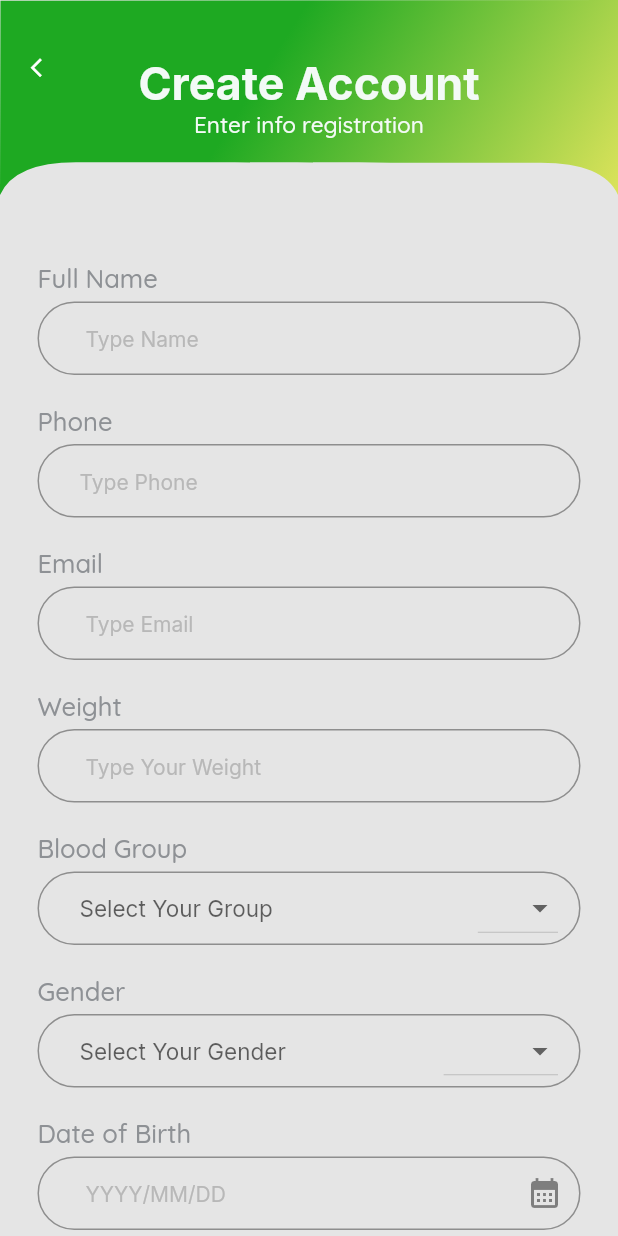
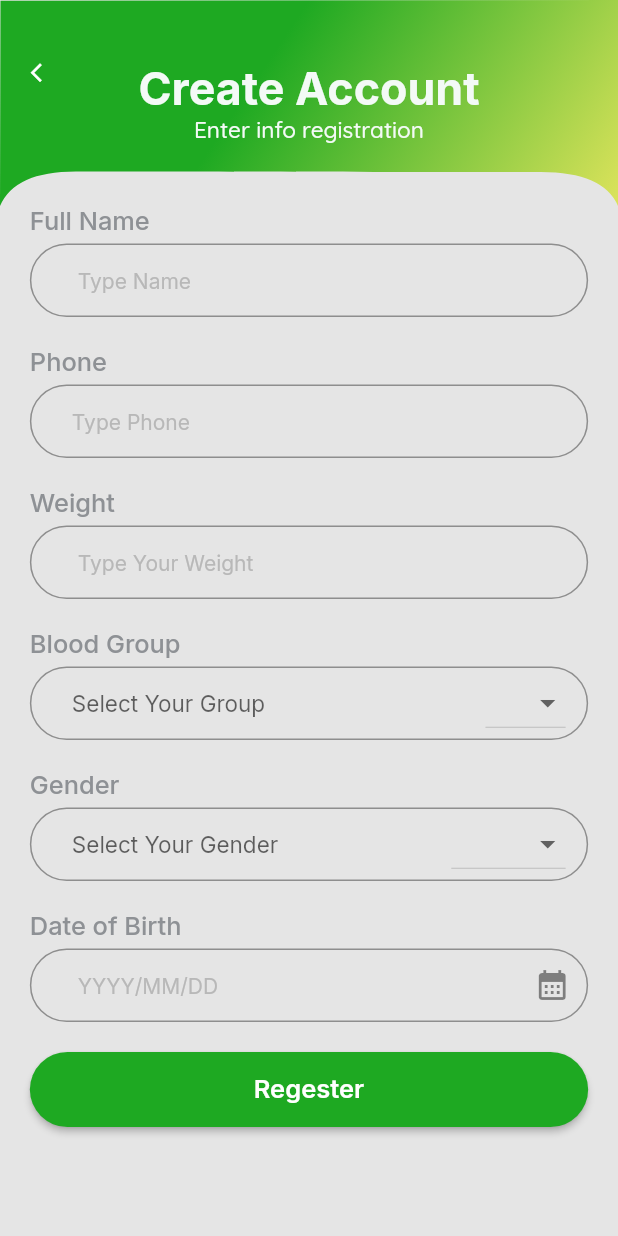
Before and after one commit to zubairbhuian/hospital, a Flutter app: the screen it shows after launch, on a phone screen of 412 x 824 dp. Run offline on Flutter 3.47's test engine with Material 2 defaults, Android fonts, the phone set to English and light mode, and no system bars; our stand-ins replace card_swiper, curved_navigation_bar, flutter_screenutil, font_awesome_flutter, get, google_fonts and 3 more; statements that could not run were skipped.

Commit message:
re-regestation

```diff
--- a/lib/common/routes/app_routes.dart
+++ b/lib/common/routes/app_routes.dart
@@ -5,6 +5,7 @@ class AppRoutes {
   static const SIGN_IN = "/sign_in";
   static const FORGET_PASS= "/forget_pass";
   static const REGESTATION= "/regestation";
+  static const RE_REGESTATION= "/re_regestation";
   static const NOT_FOUND = "/not_Found";
 
   static const Application = "/application";
--- a/lib/common/routes/pages.dart
+++ b/lib/common/routes/pages.dart
@@ -6,6 +6,7 @@ import 'package:hospital/pages/regestration/index.dart';
 import '../../pages/application/index.dart';
 import '../../pages/intro/index.dart';
 import '../../pages/login/index.dart';
+import '../../pages/re_regestation/index.dart';
 import 'app_routes.dart';
 
 class AppPages {
@@ -30,6 +31,10 @@ class AppPages {
         name:AppRoutes.REGESTATION,
         page: () => const RegestrationScreen(),
         binding: RegestrationBinding()),
+    GetPage(
+        name:AppRoutes.RE_REGESTATION,
+        page: () => const ReRegestrationScreen(),
+        binding: ReRegestrationBinding()),
      GetPage(
         name:AppRoutes.FORGET_PASS,
         page: () => const ForgotPasswordScreen(),
--- a/lib/main.dart
+++ b/lib/main.dart
@@ -20,7 +20,7 @@ class MyApp extends StatelessWidget {
         minTextAdapt: true,
         splitScreenMode: true,
         builder: ((context, child) => GetMaterialApp(
-              initialRoute: AppRoutes.REGESTATION,
+              initialRoute: AppRoutes.RE_REGESTATION,
               getPages: AppPages.routes,
               debugShowCheckedModeBanner: false,
               theme: ThemeData(
--- a/lib/pages/intro/view.dart
+++ b/lib/pages/intro/view.dart
@@ -2,8 +2,8 @@ import 'package:flutter/material.dart';
 import 'package:flutter_screenutil/flutter_screenutil.dart';
 import 'package:get/get.dart';
 import 'package:google_fonts/google_fonts.dart';
+import 'package:hospital/common/routes/app_routes.dart';
 import 'package:hospital/common/utils/app_color.dart';
-import 'package:hospital/pages/login/index.dart';
 import 'package:introduction_screen/introduction_screen.dart';
 
 import 'index.dart';
@@ -23,9 +23,8 @@ class IntroScreen extends GetWidget<IntroController> {
               done: const Text("Next"),
               back: const Text("Previous"),
               onDone: () {
-                Get.off(const LoginScreen());
+                Get.offAllNamed(AppRoutes.Application);
               },
-              onSkip: () {},
               showBackButton: true,
               showNextButton: true,
               showDoneButton: true,
--- /dev/null
+++ b/lib/pages/re_regestation/binding.dart
@@ -0,0 +1,10 @@
+import 'package:get/get.dart';
+import 'controller.dart';
+
+
+class ReRegestrationBinding implements Bindings {
+  @override
+  void dependencies() {
+    Get.lazyPut(() => ReRegestrationController());
+  }
+}
--- /dev/null
+++ b/lib/pages/re_regestation/controller.dart
@@ -0,0 +1,30 @@
+import 'package:flutter/material.dart';
+import 'package:get/get.dart';
+
+class ReRegestrationController extends GetxController {
+  bool obscureText = true;
+  // DropDown Button
+  List<String> gender = ["Male", "Female", "Other"];
+  List<String> blooodGroup = ["A+", "A-", "B+", "B-", "AB+", "AB-", "O+", "O-"];
+
+  final GlobalKey<FormState> formKey = GlobalKey<FormState>();
+  final nameControter = TextEditingController();
+  final phoneControter = TextEditingController();
+  final dateOfBirthControter = TextEditingController();
+  final weightControter = TextEditingController();
+  final bloodGroupControter = TextEditingController();
+  final genderControter = TextEditingController();
+
+
+
+  @override
+  void onClose() {
+    nameControter.dispose();
+    phoneControter.dispose();
+    dateOfBirthControter.dispose();
+    weightControter.dispose();
+    bloodGroupControter.dispose();
+    genderControter.dispose();
+    super.onClose();
+  }
+}
--- /dev/null
+++ b/lib/pages/re_regestation/index.dart
@@ -0,0 +1,5 @@
+library re_regestation;
+
+export './controller.dart';
+export './binding.dart';
+export './view.dart';
--- /dev/null
+++ b/lib/pages/re_regestation/view.dart
@@ -0,0 +1,366 @@
+import 'package:flutter/material.dart';
+import 'package:flutter_screenutil/flutter_screenutil.dart';
+import 'package:get/get.dart';
+import 'package:google_fonts/google_fonts.dart';
+import 'package:hospital/common/widgets/custom_text.dart';
+
+import 'package:intl/intl.dart';
+
+import '../../common/utils/app_color.dart';
+import '../../common/widgets/custom_appbar_shape.dart';
+import '../../common/widgets/custom_btn.dart';
+import '../login/view.dart';
+import 'controller.dart';
+
+class ReRegestrationScreen extends GetWidget<ReRegestrationController> {
+  const ReRegestrationScreen({super.key});
+
+  @override
+  Widget build(BuildContext context) => Scaffold(
+      backgroundColor: AppColor.bgColorOne,
+      extendBodyBehindAppBar: true,
+      appBar: AppBar(
+          elevation: 0.0,
+          toolbarHeight: 115.h,
+          backgroundColor: Colors.transparent,
+          leading: Container(
+              padding: const EdgeInsets.only(bottom: 40),
+              child: IconButton(
+                icon: const Icon(
+                  Icons.arrow_back_ios,
+                  size: 15,
+                ),
+                onPressed: () {
+                  Get.off(() => const LoginScreen());
+                },
+              )),
+          flexibleSpace: ClipPath(
+            clipper: CustomAppbarShape(),
+            child: Container(
+              decoration: const BoxDecoration(
+                  gradient: LinearGradient(
+                      colors: [AppColor.green, AppColor.amber],
+                      begin: Alignment.topCenter,
+                      end: Alignment.bottomRight)),
+              child: Column(
+                // crossAxisAlignment: CrossAxisAlignment.start,
+                mainAxisAlignment: MainAxisAlignment.center,
+                children: [
+                  Text("Create Account",
+                      style: GoogleFonts.inter(
+                        textStyle: TextStyle(
+                            fontSize: 30.sp,
+                            fontWeight: FontWeight.w700,
+                            color: AppColor.white),
+                      )),
+                  Text("Enter info registration",
+                      style: GoogleFonts.quicksand(
+                        textStyle: const TextStyle(
+                            fontSize: 15,
+                            fontWeight: FontWeight.w500,
+                            color: AppColor.white),
+                      )),
+                ],
+              ),
+            ),
+          )),
+      body: ListView(children: [
+        Padding(
+            padding: EdgeInsets.symmetric(vertical: 0, horizontal: 20.w),
+            child: GetBuilder<ReRegestrationController>(
+              builder: (controller) => Form(
+                key: controller.formKey,
+                child: Column(
+                  mainAxisAlignment: MainAxisAlignment.center,
+                  children: [
+                    Container(
+                        alignment: AlignmentDirectional.topStart,
+                        margin: const EdgeInsets.only(bottom: 5, top: 0),
+                        child: RegularText(
+                          text: 'Full Name',
+                          color: const Color(0xff8E9195),
+                          fontSize: 17.sp,
+                          fontWeight: FontWeight.w500,
+                        )),
+                    TextFormField(
+                      style: GoogleFonts.inter(
+                          textStyle: const TextStyle(
+                              decoration: TextDecoration.none,
+                              fontWeight: FontWeight.w400,
+                              fontSize: 15,
+                              color: AppColor.textColor)),
+                      controller: controller.nameControter,
+                      keyboardType: TextInputType.name,
+                      decoration: const InputDecoration(
+                          contentPadding: EdgeInsets.only(
+                              bottom: 15.5, top: 15.5, left: 28, right: 28),
+                          border: OutlineInputBorder(
+                              borderRadius:
+                                  BorderRadius.all(Radius.circular(80)),
+                              borderSide:
+                                  BorderSide(color: AppColor.borderColor)),
+                          hintText: ' Type Name',
+                          hintStyle: TextStyle(
+                              color: AppColor.textColorLite, fontSize: 14)),
+                      autovalidateMode: AutovalidateMode.onUserInteraction,
+                      validator: (String? value) {
+                        if (value!.isEmpty ||
+                            !RegExp(r"^([a-zA-Z]{2,}\s[a-zA-z]{1,}'?-?[a-zA-Z]{2,}\s?([a-zA-Z]{1,})?)")
+                                .hasMatch(value)) {
+                          return 'Enter your Full Name';
+                        }
+                        return null;
+                      },
+                    ),
+                    Container(
+                      alignment: AlignmentDirectional.topStart,
+                      margin: const EdgeInsets.only(bottom: 5, top: 20),
+                      child: RegularText(
+                          text: 'Phone',
+                          color: const Color(0xff8E9195),
+                          fontSize: 17.sp,
+                          fontWeight: FontWeight.w500,
+                        )
+                    ),
+                    TextFormField(
+                      style: GoogleFonts.inter(
+                          textStyle: const TextStyle(
+                              decoration: TextDecoration.none,
+                              fontWeight: FontWeight.w400,
+                              fontSize: 15,
+                              color: AppColor.textColor)),
+                      controller: controller.phoneControter,
+                      keyboardType: TextInputType.phone,
+                      decoration: const InputDecoration(
+                          contentPadding: EdgeInsets.only(
+                              bottom: 15.5, top: 15.5, left: 28, right: 28),
+                          border: OutlineInputBorder(
+                              borderRadius:
+                                  BorderRadius.all(Radius.circular(80)),
+                              borderSide:
+                                  BorderSide(color: AppColor.borderColor)),
+                          hintText: 'Type Phone',
+                          hintStyle: TextStyle(
+                              color: AppColor.textColorLite, fontSize: 14)),
+                      autovalidateMode: AutovalidateMode.onUserInteraction,
+                      validator: (String? value) {
+                        if (value!.isEmpty ||
+                            !RegExp(r'^(?:[+0]9)?[0-9]{10}$').hasMatch(value)) {
+                          return 'Enter your valid Phone Number';
+                        }
+                        return null;
+                      },
+                    ),
+                    Container(
+                      alignment: AlignmentDirectional.topStart,
+                      margin: const EdgeInsets.only(bottom: 5, top: 20),
+                      child: RegularText(
+                          text: 'Weight',
+                          color: const Color(0xff8E9195),
+                          fontSize: 17.sp,
+                          fontWeight: FontWeight.w500,
+                        )
+                    ),
+                    TextFormField(
+                      style: GoogleFonts.inter(
+                          textStyle: const TextStyle(
+                              decoration: TextDecoration.none,
+                              fontWeight: FontWeight.w400,
+                              fontSize: 15,
+                              color: AppColor.textColor)),
+                      controller: controller.weightControter,
+                      keyboardType: TextInputType.emailAddress,
+                      decoration: const InputDecoration(
+                          contentPadding: EdgeInsets.only(
+                              bottom: 15.5, top: 15.5, left: 28, right: 28),
+                          border: OutlineInputBorder(
+                              borderRadius:
+                                  BorderRadius.all(Radius.circular(80)),
+                              borderSide:
+                                  BorderSide(color: AppColor.borderColor)),
+                          hintText: ' Type Your Weight',
+                          hintStyle: TextStyle(
+                              color: AppColor.textColorLite, fontSize: 14)),
+                      autovalidateMode: AutovalidateMode.onUserInteraction,
+                      validator: (String? value) {
+                        if (value!.isEmpty ||
+                            !RegExp(r'^[\w-\.]+@([\w-]+\.)+[\w]{2,4}')
+                                .hasMatch(value)) {
+                          return 'Enter your valid Your Weight';
+                        }
+                        return null;
+                      },
+                    ),
+                    // !Blood Group
+                    Container(
+                      alignment: AlignmentDirectional.topStart,
+                      margin: const EdgeInsets.only(bottom: 5, top: 20),
+                      child: RegularText(
+                          text: 'Blood Group',
+                          color: const Color(0xff8E9195),
+                          fontSize: 17.sp,
+                          fontWeight: FontWeight.w500,
+                        )
+                    ),
+                    TextFormField(
+                      controller: controller.bloodGroupControter,
+                      readOnly: true,
+                      style: GoogleFonts.inter(
+                          textStyle: const TextStyle(
+                              decoration: TextDecoration.none,
+                              fontWeight: FontWeight.w400,
+                              fontSize: 15,
+                              color: AppColor.textColor)),
+                      decoration: InputDecoration(
+                          contentPadding: const EdgeInsets.only(
+                              bottom: 15.5, top: 15.5, left: 28, right: 28),
+                          border: const OutlineInputBorder(
+                              borderRadius:
+                                  BorderRadius.all(Radius.circular(80)),
+                              borderSide:
+                                  BorderSide(color: AppColor.borderColor)),
+                          hintText: "Select Your Group",
+                          suffixIcon: Padding(
+                            padding: const EdgeInsets.only(right: 15),
+                            child: DropdownButton<String>(
+                              items: controller.blooodGroup.map((String value) {
+                                return DropdownMenuItem<String>(
+                                  value: value,
+                                  child: Text(value),
+                                  onTap: () {
+                                    controller.bloodGroupControter.text = value;
+                                    controller.update();
+                                  },
+                                );
+                              }).toList(),
+                              onChanged: (_) {},
+                            ),
+                          )),
+                      validator: (String? value) {
+                        if (value!.isEmpty ||
+                            !RegExp(r'^[\w-\.]+@([\w-]+\.)+[\w]{2,4}')
+                                .hasMatch(value)) {
+                          return 'Enter your valid your Blood Group';
+                        }
+                        return null;
+                      },
+                    ),
+                    // Gender
+                    Container(
+                      alignment: AlignmentDirectional.topStart,
+                      margin: const EdgeInsets.only(bottom: 5, top: 20),
+                      child: RegularText(
+                          text: 'Gender',
+                          color: const Color(0xff8E9195),
+                          fontSize: 17.sp,
+                          fontWeight: FontWeight.w500,
+                        )
+                    ),
+                    TextFormField(
+                      controller: controller.genderControter,
+                      readOnly: true,
+                      style: GoogleFonts.inter(
+                          textStyle: const TextStyle(
+                              decoration: TextDecoration.none,
+                              fontWeight: FontWeight.w400,
+                              fontSize: 15,
+                              color: AppColor.textColor)),
+                      decoration: InputDecoration(
+                          contentPadding: const EdgeInsets.only(
+                              bottom: 15.5, top: 15.5, left: 28, right: 28),
+                          border: const OutlineInputBorder(
+                              borderRadius:
+                                  BorderRadius.all(Radius.circular(80)),
+                              borderSide:
+                                  BorderSide(color: AppColor.borderColor)),
+                          hintText: "Select Your Gender",
+                          suffixIcon: Padding(
+                            padding: const EdgeInsets.only(right: 15),
+                            child: DropdownButton<String>(
+                              items: controller.gender.map((String value) {
+                                return DropdownMenuItem<String>(
+                                  value: value,
+                                  child: Text(value),
+                                  onTap: () {
+                                    controller.genderControter.text = value;
+                                    controller.update();
+                                  },
+                                );
+                              }).toList(),
+                              onChanged: (_) {},
+                            ),
+                          )),
+                      validator: (String? value) {
+                        if (value!.isEmpty ||
+                            !RegExp(r'^[\w-\.]+@([\w-]+\.)+[\w]{2,4}')
+                                .hasMatch(value)) {
+                          return 'Enter your valid your Gender';
+                        }
+                        return null;
+                      },
+                    ),
+                    Container(
+                      alignment: AlignmentDirectional.topStart,
+                      margin: const EdgeInsets.only(bottom: 5, top: 20),
+                      child: RegularText(
+                          text: 'Date of Birth',
+                          color: const Color(0xff8E9195),
+                          fontSize: 17.sp,
+                          fontWeight: FontWeight.w500,
+                        )
+                    ),
+                    TextFormField(
+                      controller: controller.dateOfBirthControter,
+                      keyboardType: TextInputType.emailAddress,
+                      autovalidateMode: AutovalidateMode.onUserInteraction,
+                      decoration: const InputDecoration(
+                          suffixIcon: Icon(Icons.calendar_month),
+                          contentPadding: EdgeInsets.only(
+                              bottom: 15.5, top: 15.5, left: 28, right: 28),
+                          border: OutlineInputBorder(
+                              borderRadius:
+                                  BorderRadius.all(Radius.circular(80)),
+                              borderSide:
+                                  BorderSide(color: AppColor.borderColor)),
+                          hintText: ' YYYY/MM/DD',
+                          hintStyle: TextStyle(
+                              color: AppColor.textColorLite, fontSize: 14)),
+                      style: GoogleFonts.inter(
+                          textStyle: const TextStyle(
+                              decoration: TextDecoration.none,
+                              fontWeight: FontWeight.w400,
+                              fontSize: 15,
+                              color: AppColor.textColor)),
+                      // validator: (String? value) {
+                      //   if (value!.isEmpty) {
+                      //     return 'Enter your BrithDay';
+                      //   }
+                      //   return null;
+                      // },
+                      onTap: () async {
+                        DateTime? pickedDate = await showDatePicker(
+                            context: context,
+                            initialDate: DateTime(2010),
+                            firstDate: DateTime(2000),
+                            lastDate: DateTime(2101));
+                        if (pickedDate != null) {
+                          controller.dateOfBirthControter.text =
+                              DateFormat('dd/mm/yyyy').format(pickedDate);
+                          controller.update();
+                        }
+                      },
+                    ),
+                    const SizedBox(
+                      height: 20,
+                    ),
+                    CustomBtn(
+                      title: 'Regester',
+                      onPressed: () async {},
+                    ),
+                  ],
+                ),
+              ),
+            )),
+        SizedBox(height: 40.h),
+      ]));
+}
--- a/lib/pages/regestration/binding.dart
+++ b/lib/pages/regestration/binding.dart
@@ -1,5 +1,6 @@
 import 'package:get/get.dart';
-import 'package:hospital/pages/regestration/index.dart';
+
+import 'controller.dart';
 
 class RegestrationBinding implements Bindings {
   @override
```
